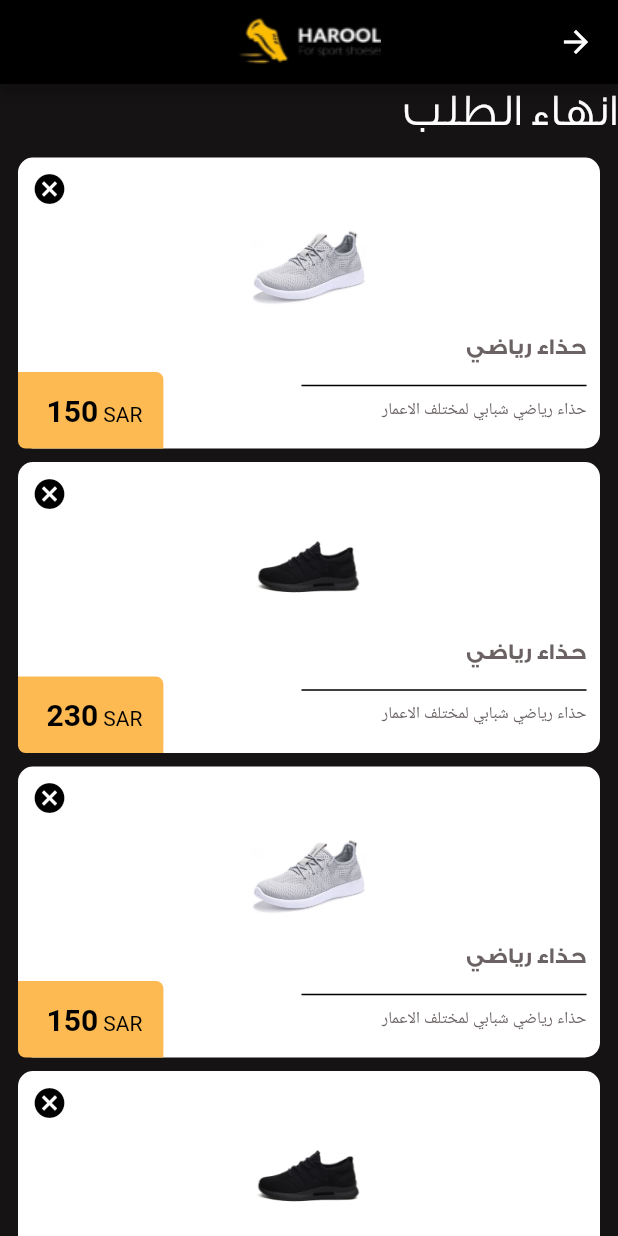
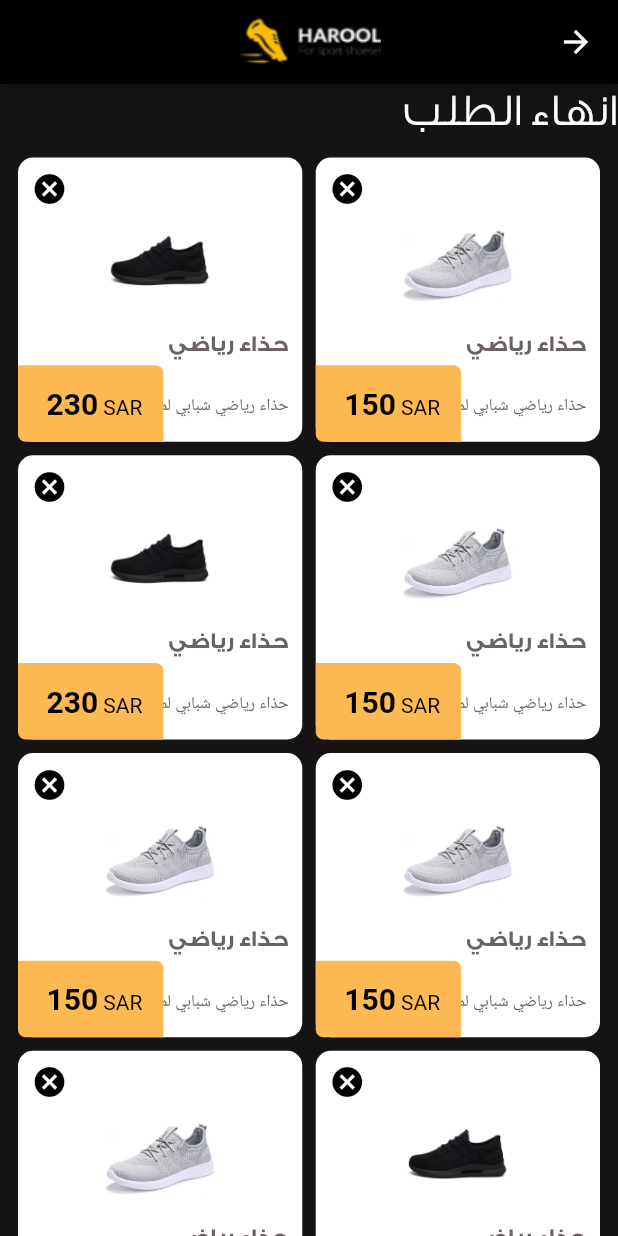
Before and after one commit to marwanzidan/harwell, a Flutter app: the screen it shows after launch, after a tap on the "shopping cart" icon, on a phone screen of 412 x 824 dp. Run offline on Flutter 3.47's test engine with Material 2 defaults, Android fonts, the phone set to English and light mode, and no system bars; our stand-ins replace carousel_slider, font_awesome_flutter; missing offline and left inert: ff_navigation_bar; Roboto replaces fonts that are missing (GESSMEDIUM, LATOREGULAR, LATOTHIN).

Commit message:
fix ratio in Desktop Version

```diff
--- a/lib/endingorder.dart
+++ b/lib/endingorder.dart
@@ -48,8 +48,8 @@ class _EndorderState extends State<Endorder> {
       SliverPadding(
         padding: EdgeInsets.all(12),
         sliver: SliverGrid.count(
-          crossAxisCount: 1,
-          childAspectRatio: 2,
+           crossAxisCount: MediaQuery.of(context).size.width > 700 ? 4  : 2,
+            childAspectRatio: MediaQuery.of(context).size.width > 700 ? 1.5  : 1 ,
           crossAxisSpacing: 9,
           mainAxisSpacing: 9,
           children: products
--- a/lib/itemprop.dart
+++ b/lib/itemprop.dart
@@ -56,7 +56,10 @@ class _ItempropertiesState extends State<Itemproperties> {
                             const EdgeInsets.only(top: 38, right: 50, left: 50),
                         child: Column(
                           children: [
-                            CarouselSlider(
+                            Container(
+                              height: 300,
+
+                              child: CarouselSlider(
                                 options: CarouselOptions(
                                   scrollPhysics: ScrollPhysics(),
                                   viewportFraction: 1,
@@ -91,6 +94,7 @@ class _ItempropertiesState extends State<Itemproperties> {
                                     },
                                   );
                                 }).toList(),
+                              ),
                             ),
                             SingleChildScrollView(
                               scrollDirection: Axis.horizontal,
--- a/lib/main.dart
+++ b/lib/main.dart
@@ -144,6 +144,45 @@ List products=[
 
   },
 
+  {
+    'name' : 'حذاء رياضي',
+    'imgUrl' : 'images/Image 3.png',
+    'shortDescription' : 'حذاء رياضي شبابي لمختلف الاعمار ',
+    'price' : ' 150'
+
+  },
+    {
+    'name' : 'حذاء رياضي',
+    'imgUrl' : 'images/Image 4.png',
+    'shortDescription' : 'حذاء رياضي شبابي لمختلف الاعمار ',
+    'price' : ' 230'
+
+  },
+    {
+    'name' : 'حذاء رياضي',
+    'imgUrl' : 'images/Image 3.png',
+    'shortDescription' : 'حذاء رياضي شبابي لمختلف الاعمار',
+    'price' : ' 150'
+
+  },
+    {
+    'name' : 'حذاء رياضي',
+    'imgUrl' : 'images/Image 4.png',
+    'shortDescription' : 'حذاء رياضي شبابي لمختلف الاعمار',
+    'price' : ' 230'
+
+  },
+    {
+    'name' : 'حذاء رياضي',
+    'imgUrl' : 'images/Image 3.png',
+      'shortDescription' : 'حذاء رياضي شبابي لمختلف الاعمار',
+    'price' : ' 150'
+
+  },
+
+
+
+
 
 ];
 
--- a/lib/mainpage.dart
+++ b/lib/mainpage.dart
@@ -16,6 +16,8 @@ class _MainPageState extends State<MainPage> {
   int _current = 0;
   @override
   Widget build(BuildContext context) {
+    var width = MediaQuery.of(context).size.width;
+    print(width == 500);
     return CustomScrollView(
       slivers: <Widget>[
         SliverPadding(
@@ -23,8 +25,9 @@ class _MainPageState extends State<MainPage> {
           sliver: SliverList(
             delegate: SliverChildListDelegate(
               [
+                // SizedBox(height: 20,),
                 Container(
-                  width: MediaQuery.of(context).size.width,
+                  height: 350,
                   child: CarouselSlider(
                     options: CarouselOptions(
                       scrollPhysics: ScrollPhysics(),
@@ -82,6 +85,7 @@ class _MainPageState extends State<MainPage> {
                     ),
                   ),
                 ),
+
               ],
             ),
           ),
@@ -89,8 +93,8 @@ class _MainPageState extends State<MainPage> {
         SliverPadding(
           padding: EdgeInsets.all(12),
           sliver: SliverGrid.count(
-            crossAxisCount: 2,
-            childAspectRatio: (3 / 4),
+            crossAxisCount: width > 700 ? 4  : 2,
+            childAspectRatio: width > 700 ? 1.5  : 1 ,
             crossAxisSpacing: 9,
             mainAxisSpacing: 9,
             children: products
--- a/pubspec.yaml
+++ b/pubspec.yaml
@@ -31,6 +31,8 @@ dependencies:
   carousel_slider: ^2.2.1
   ff_navigation_bar: ^0.1.4
   font_awesome_flutter: ^8.8.1
+  # cloud_firestore: ^0.14.0+2
+  # firebase_auth: ^0.18.0+1
 
 dev_dependencies:
   flutter_test:
```
Also changed, not shown: lib/services/firestore_services.dart (added, +30 -0 lines), firebase.json (added), pubspec.lock, 8 other files. Lines whose indentation alone changed are shown as unchanged.
